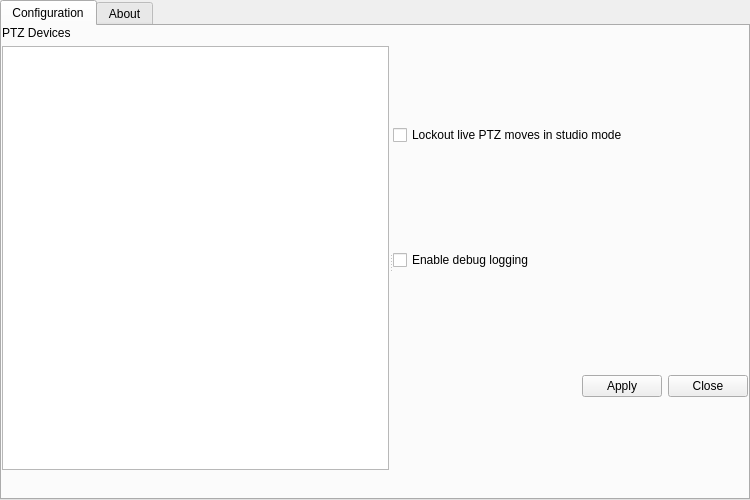
Qt form src/settings.ui (glikely/obs-ptz) before a commit.
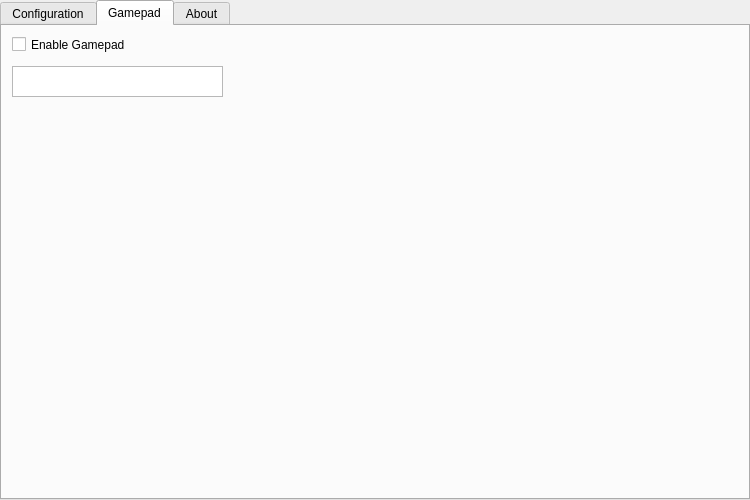
The same form after that commit. The open tabs and pages were chosen to show the change.

Commit message: Add xbox gamepad support for Windows

What changed in the file:
```diff
--- a/src/settings.ui
+++ b/src/settings.ui
@@ -210,6 +210,40 @@
        </item>
       </layout>
      </widget>
+     <widget class="QWidget" name="Gamepad">
+      <attribute name="title">
+       <string>Gamepad</string>
+      </attribute>
+      <widget class="QCheckBox" name="gamepadCheckBox">
+       <property name="geometry">
+        <rect>
+         <x>10</x>
+         <y>10</y>
+         <width>314</width>
+         <height>17</height>
+        </rect>
+       </property>
+       <property name="toolTip">
+        <string>Enable/Disable gamepad input for controlling cameras.</string>
+       </property>
+       <property name="text">
+        <string>Enable Gamepad</string>
+       </property>
+      </widget>
+      <widget class="QTextEdit" name="gamepadActiveText">
+       <property name="geometry">
+        <rect>
+         <x>10</x>
+         <y>40</y>
+         <width>211</width>
+         <height>31</height>
+        </rect>
+       </property>
+       <property name="readOnly">
+        <bool>true</bool>
+       </property>
+      </widget>
+     </widget>
      <widget class="QWidget" name="aboutTab">
       <attribute name="title">
        <string>About</string>
```
The commit also changes 11 other files.
